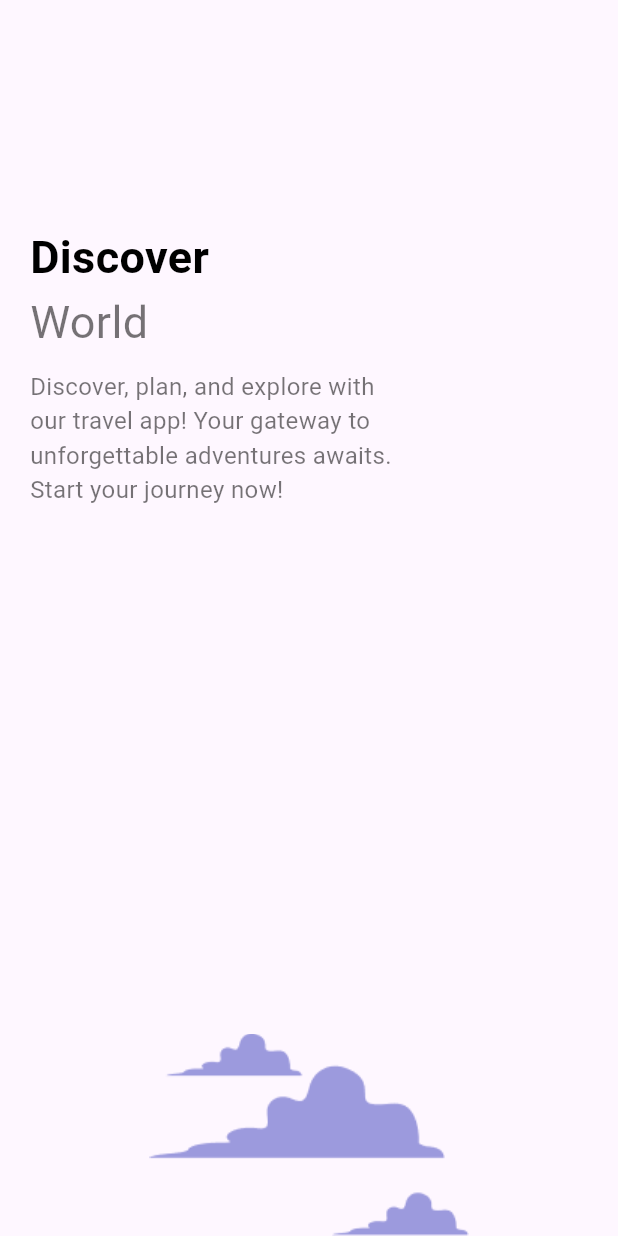
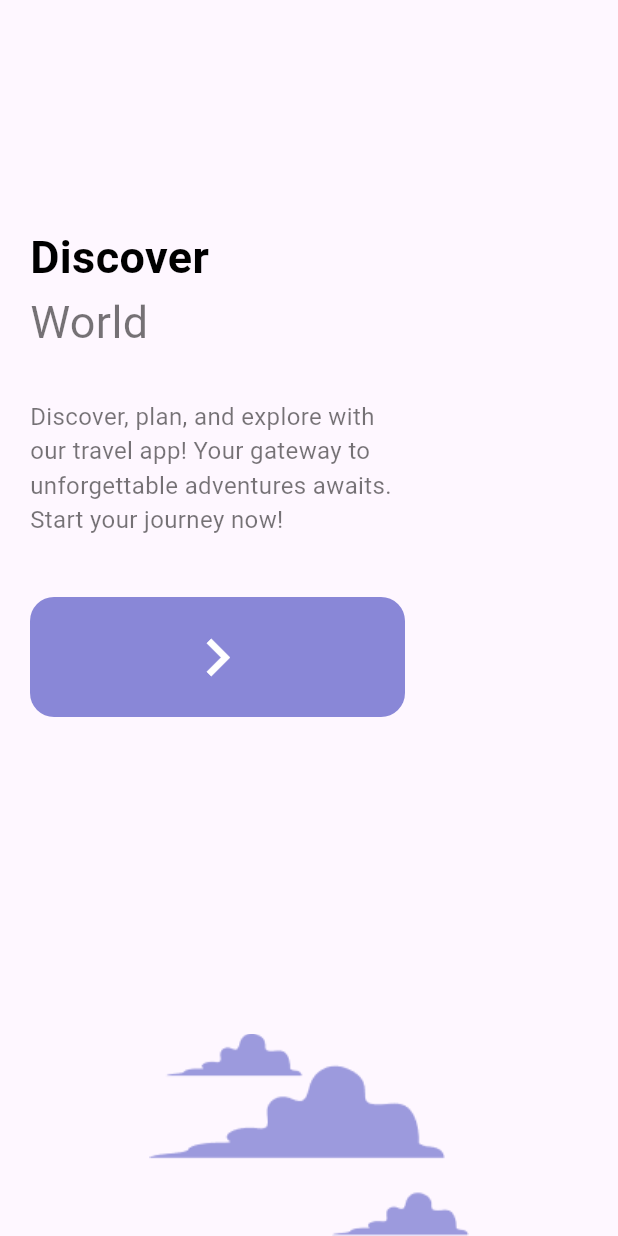
Before and after one commit to beyzaevcen/TravelBliss, a Flutter app: the screen it shows after launch, on a phone screen of 412 x 824 dp. Run offline on Flutter 3.47's test engine with Material 3 defaults, Android fonts, the phone set to English and light mode, and no system bars.

Commit message:
Welcome pages are done

```diff
--- a/lib/pages/welcome_page.dart
+++ b/lib/pages/welcome_page.dart
@@ -1,6 +1,7 @@
 import 'package:flutter/material.dart';
 import 'package:travel_app/widgets/app_bold_text.dart';
 import 'package:travel_app/widgets/app_text.dart';
+import 'package:travel_app/widgets/responsive_button.dart';
 
 class WelcomePage extends StatefulWidget {
   const WelcomePage({super.key});
@@ -38,14 +39,20 @@ class _WelcomePageState extends State<WelcomePage> {
                       const BoldText(text: "Discover "),
                       TextNormal(text: "World", size: 30),
                       const SizedBox(
-                        height: 10,
+                        height: 30,
                       ),
                       SizedBox(
                         width: 250,
                         child: TextNormal(
                             text:
                                 "Discover, plan, and explore with our travel app! Your gateway to unforgettable adventures awaits. Start your journey now!"),
-                      )
+                      ),
+                      const SizedBox(
+                        height: 40,
+                      ),
+                      ResponsiveButton(
+                        width: 250,
+                      ),
                     ],
                   )
                 ],
--- /dev/null
+++ b/lib/utils/theme.dart
@@ -0,0 +1,39 @@
+import 'package:flutter/material.dart';
+
+class CColors {
+  static const mainColor = Color(0xff8987D7);
+  static const main2Color = Color(0xffD3AEC0);
+  static const white = Colors.white;
+  static const pink = Color(0xffF1E4E1);
+  static const textColor = Color(0xffCECECE);
+  static const backgroundcolor = Color(0xffF2F2F7);
+  static const foregroundBlack = Color(0xff202020);
+  static const subtitleColor = Color(0xff979797);
+  static const black = Colors.black;
+  static const purple = Color(0xffDCDAFA);
+  static const darkSubtitle = Color(0xff92928E);
+  static const borderColor = Color(0xff335373);
+  static const sideColor = Color(0x4cb7b7b3);
+  static const panelColor = Color(0x1E1F3353);
+  static const iconColor = Color(0xff434343);
+  static const settingsColor = Color(0xff202020);
+  static const textTitle = Color(0xffFFA33F);
+  static const blue = Color.fromARGB(255, 16, 109, 202);
+
+  static const green = Color.fromARGB(255, 9, 180, 106);
+
+  static const Map<int, Color> primarySwatchColors = {
+    50: Color.fromRGBO(256, 26, 101, .1),
+    100: Color.fromRGBO(256, 26, 101, .2),
+    200: Color.fromRGBO(256, 26, 101, .3),
+    300: Color.fromRGBO(256, 26, 101, .4),
+    400: Color.fromRGBO(256, 26, 101, .5),
+    500: Color.fromRGBO(256, 26, 101, .6),
+    600: Color.fromRGBO(256, 26, 101, .7),
+    700: Color.fromRGBO(256, 26, 101, .8),
+    800: Color.fromRGBO(256, 26, 101, .9),
+    900: Color.fromRGBO(256, 26, 101, 1),
+  };
+
+  static const primarySwatch = MaterialColor(0xff1A659E, primarySwatchColors);
+}
--- a/lib/widgets/app_text.dart
+++ b/lib/widgets/app_text.dart
@@ -1,5 +1,6 @@
 import 'package:flutter/material.dart';
 
+// ignore: must_be_immutable
 class TextNormal extends StatelessWidget {
   double size;
   final String text;
--- /dev/null
+++ b/lib/widgets/responsive_button.dart
@@ -0,0 +1,33 @@
+import 'package:flutter/material.dart';
+import 'package:travel_app/utils/theme.dart';
+
+// ignore: must_be_immutable
+class ResponsiveButton extends StatelessWidget {
+  bool? isResponsive;
+  double? width;
+
+  ResponsiveButton({
+    Key? key,
+    this.isResponsive = false,
+    this.width,
+  }) : super(key: key);
+
+  @override
+  Widget build(BuildContext context) {
+    return Container(
+      width: width,
+      height: 80,
+      decoration: BoxDecoration(color: CColors.mainColor, borderRadius: BorderRadius.circular(16)),
+      child: const Row(
+        mainAxisAlignment: MainAxisAlignment.center,
+        children: [
+          Icon(
+            Icons.navigate_next,
+            color: CColors.white,
+            size: 50,
+          )
+        ],
+      ),
+    );
+  }
+}
--- a/pubspec.yaml
+++ b/pubspec.yaml
@@ -17,6 +17,7 @@ dependencies:
 
 dev_dependencies:
   flutter_test:
+    sdk: flutter
 
   flutter_lints: ^2.0.0
 
```
